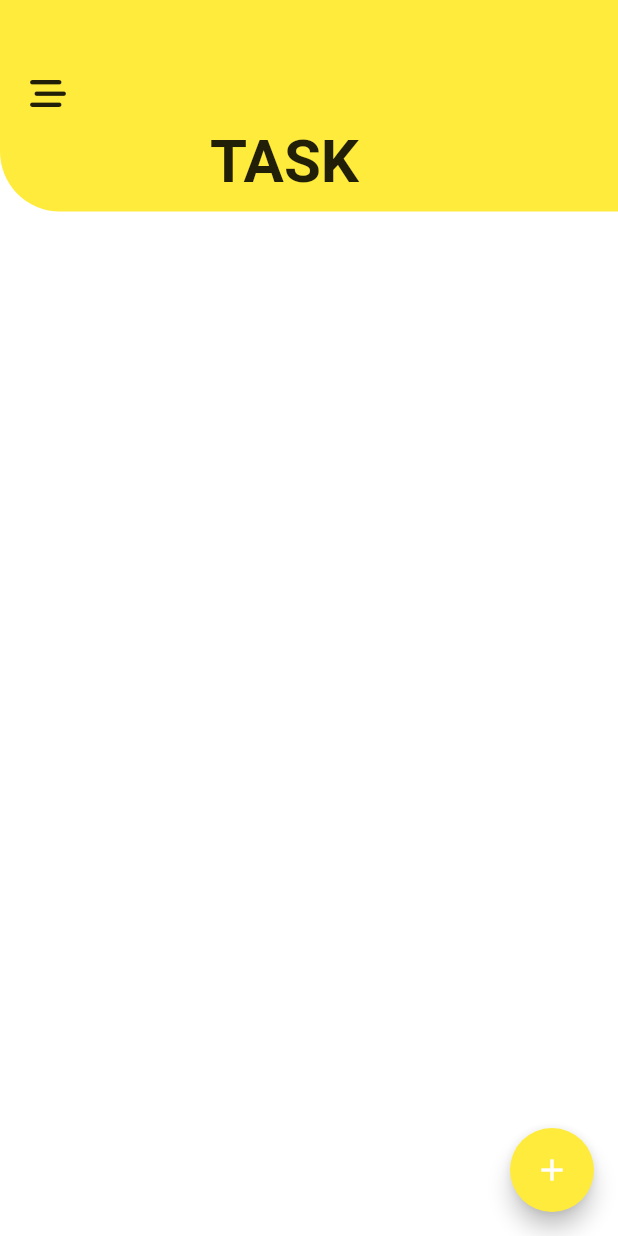
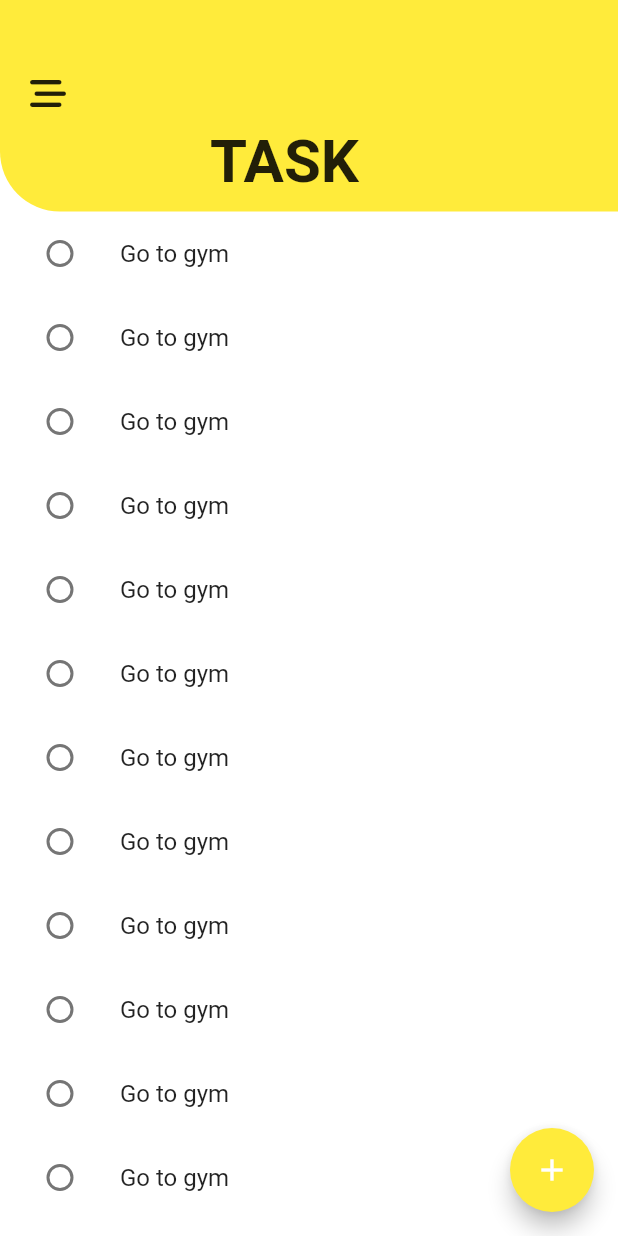
Before and after one commit to jonajoy142/Todo-App, a Flutter app: the screen it shows after launch, on a phone screen of 412 x 824 dp. Run offline on Flutter 3.47's test engine with Material 2 defaults, Android fonts, the phone set to English and light mode, and no system bars; our stand-ins replace circular_check_box, font_awesome_flutter.

```diff
--- a/lib/screens/taskScreen.dart
+++ b/lib/screens/taskScreen.dart
@@ -1,5 +1,6 @@
 import 'package:flutter/material.dart';
 import 'package:font_awesome_flutter/font_awesome_flutter.dart';
+import 'package:todoapp/widgets/todolist.dart';
 
 class TaskScreen extends StatelessWidget {
   const TaskScreen({super.key});
@@ -40,15 +41,17 @@ class TaskScreen extends StatelessWidget {
                 ],
               ),
             ),
-          )
+          ),
+          Expanded(child: ListView.builder(itemBuilder: (context, index) {
+            return TodoItems();
+          }))
         ],
       ),
       floatingActionButton: FloatingActionButton(
         backgroundColor: Colors.yellow,
-        onPressed: (){},
+        onPressed: () {},
         child: Icon(Icons.add),
       ),
-
     );
   }
 }
--- /dev/null
+++ b/lib/widgets/todolist.dart
@@ -0,0 +1,32 @@
+import 'package:circular_check_box/circular_check_box.dart';
+import 'package:flutter/material.dart';
+
+
+class TodoItems extends StatefulWidget {
+  const TodoItems({super.key});
+
+  @override
+  State<TodoItems> createState() => _TodoItemsState();
+}
+
+class _TodoItemsState extends State<TodoItems> {
+  bool selected = false;
+  @override
+  Widget build(BuildContext context) {
+    return ListTile(
+      title: Text("Go to gym",style: TextStyle(
+        decoration: (selected)?TextDecoration.lineThrough:null
+      ),),
+      leading: CircularCheckBox(
+        value: this.selected,
+        onChanged: (val) {
+          this.selected = !this.selected;
+        },
+        checkColor: Colors.black,
+        activeColor: Colors.yellow,
+        inactiveColor: Colors.grey,
+        disabledColor: Colors.yellow,
+      ),
+    );
+  }
+}
--- a/pubspec.yaml
+++ b/pubspec.yaml
@@ -36,6 +36,8 @@ dependencies:
   # Use with the CupertinoIcons class for iOS style icons.
   cupertino_icons: ^1.0.2
   font_awesome_flutter: ^10.3.0
+  circular_check_box: ^1.0.4
+  # roundcheckbox: ^2.0.5
 
 dev_dependencies:
   flutter_test:
```
Also changed, not shown: pubspec.lock.
